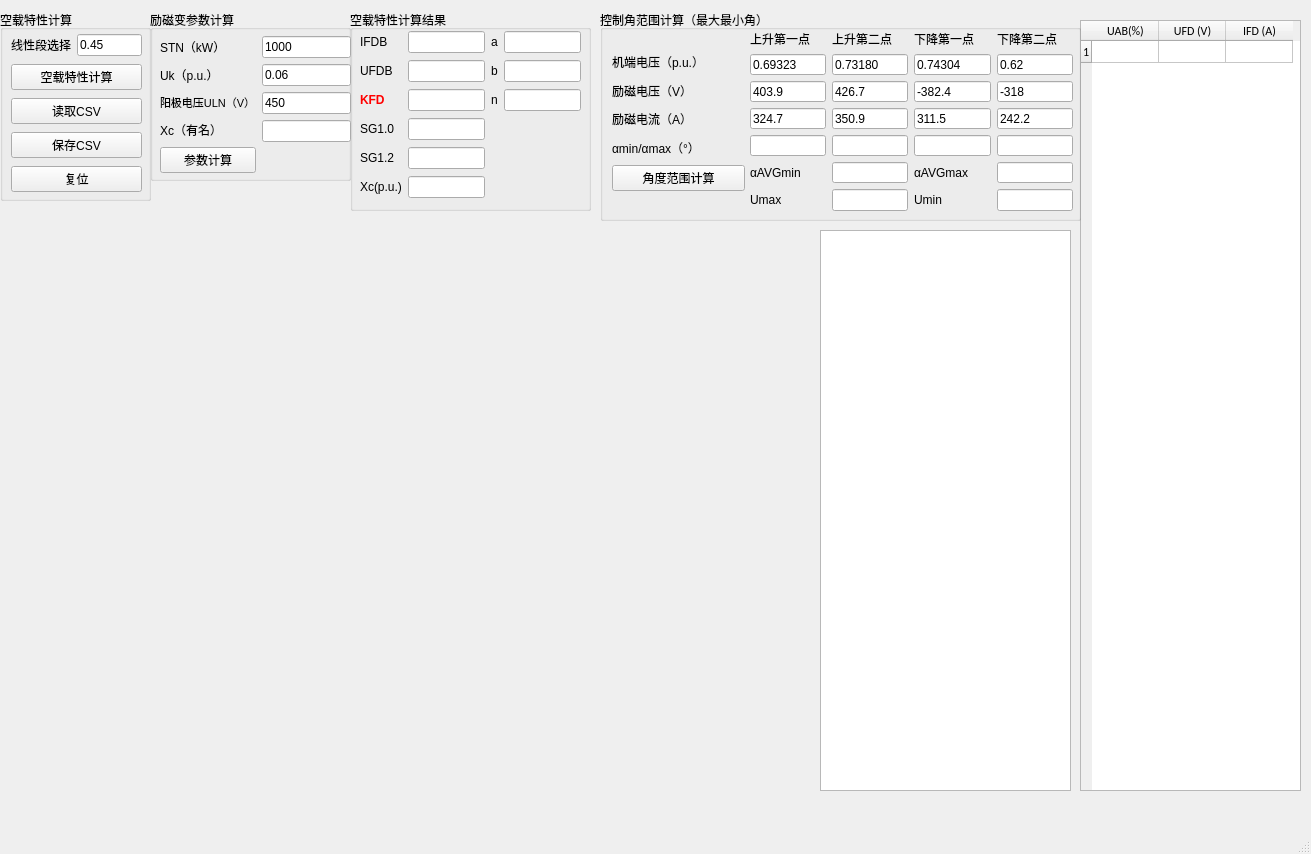
Old version of the form kongzaiQMainWindow.ui in the repository fly1057/noloadcharacteristic.
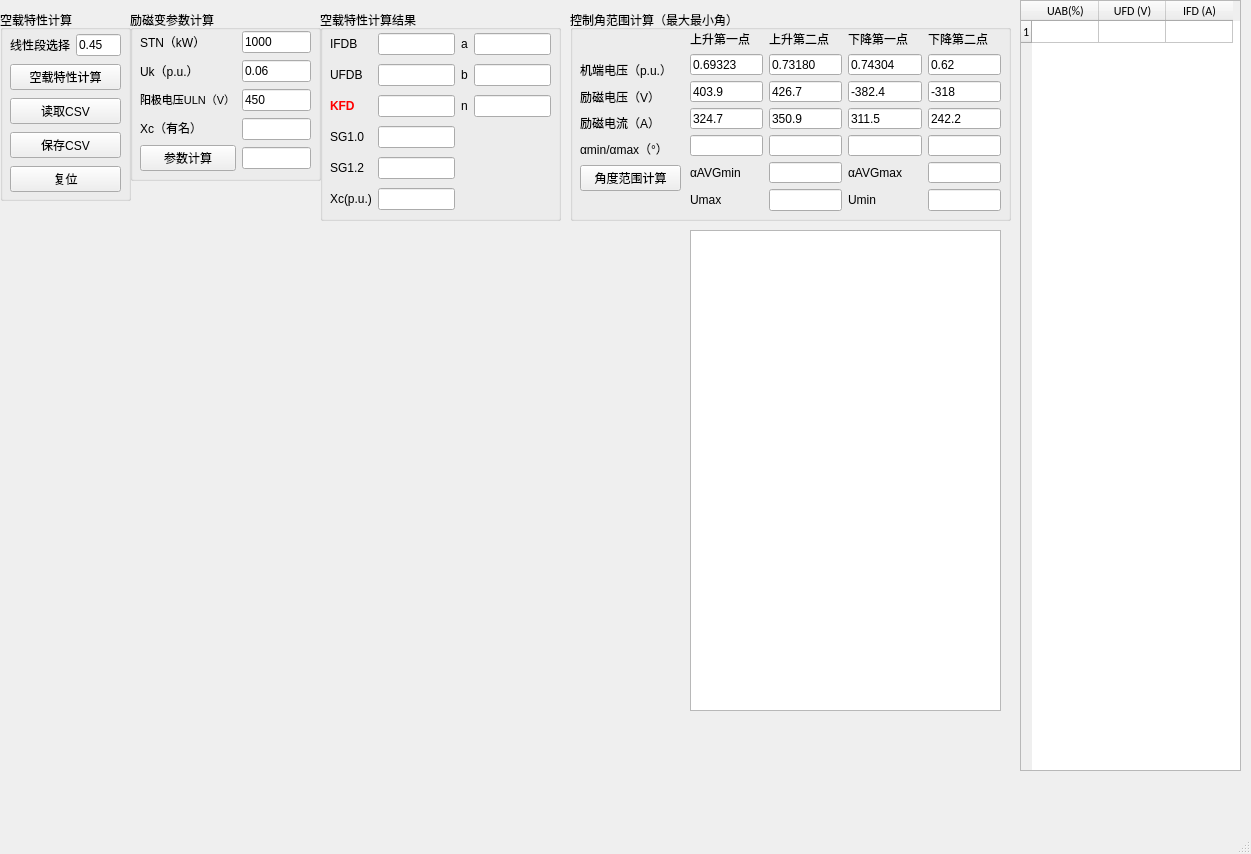
New version of the form.

Patch:
```diff
--- a/kongzaiQMainWindow.ui
+++ b/kongzaiQMainWindow.ui
@@ -6,7 +6,7 @@
    <rect>
     <x>0</x>
     <y>0</y>
-    <width>1311</width>
+    <width>1251</width>
     <height>854</height>
    </rect>
   </property>
@@ -19,7 +19,7 @@
      <rect>
       <x>0</x>
       <y>10</y>
-      <width>151</width>
+      <width>131</width>
       <height>191</height>
      </rect>
     </property>
@@ -29,9 +29,9 @@
     <widget class="QWidget" name="layoutWidget">
      <property name="geometry">
       <rect>
-       <x>11</x>
+       <x>10</x>
        <y>22</y>
-       <width>131</width>
+       <width>111</width>
        <height>165</height>
       </rect>
      </property>
@@ -91,9 +91,9 @@
    <widget class="QWidget" name="verticalLayoutWidget">
     <property name="geometry">
      <rect>
-      <x>10</x>
+      <x>0</x>
       <y>230</y>
-      <width>791</width>
+      <width>681</width>
       <height>481</height>
      </rect>
     </property>
@@ -102,9 +102,9 @@
    <widget class="QGroupBox" name="groupBox_ExciterTransferCalculate">
     <property name="geometry">
      <rect>
-      <x>150</x>
+      <x>130</x>
       <y>10</y>
-      <width>201</width>
+      <width>191</width>
       <height>171</height>
      </rect>
     </property>
@@ -115,9 +115,9 @@
      <property name="geometry">
       <rect>
        <x>10</x>
-       <y>26</y>
-       <width>191</width>
-       <height>137</height>
+       <y>20</y>
+       <width>171</width>
+       <height>141</height>
       </rect>
      </property>
      <layout class="QHBoxLayout" name="horizontalLayout">
@@ -211,11 +211,7 @@
          </widget>
         </item>
         <item>
-         <widget class="QLabel" name="label_22">
-          <property name="text">
-           <string/>
-          </property>
-         </widget>
+         <widget class="QLineEdit" name="lineEdit"/>
         </item>
        </layout>
       </item>
@@ -225,8 +221,8 @@
    <widget class="QTableWidget" name="tableWidget_RawData">
     <property name="geometry">
      <rect>
-      <x>1080</x>
-      <y>20</y>
+      <x>1020</x>
+      <y>0</y>
       <width>221</width>
       <height>771</height>
      </rect>
@@ -306,9 +302,9 @@
    <widget class="QGroupBox" name="groupBox_ControlAngleCalculate">
     <property name="geometry">
      <rect>
-      <x>600</x>
+      <x>570</x>
       <y>10</y>
-      <width>481</width>
+      <width>441</width>
       <height>211</height>
      </rect>
     </property>
@@ -327,10 +323,10 @@
     <widget class="QWidget" name="layoutWidget">
      <property name="geometry">
       <rect>
-       <x>12</x>
-       <y>40</y>
-       <width>133</width>
-       <height>141</height>
+       <x>10</x>
+       <y>50</y>
+       <width>101</width>
+       <height>131</height>
       </rect>
      </property>
      <layout class="QVBoxLayout" name="verticalLayout_5">
@@ -374,9 +370,9 @@
     <widget class="QWidget" name="layoutWidget">
      <property name="geometry">
       <rect>
-       <x>150</x>
+       <x>120</x>
        <y>20</y>
-       <width>323</width>
+       <width>311</width>
        <height>181</height>
       </rect>
      </property>
@@ -619,20 +615,20 @@
    <widget class="QTextBrowser" name="textBrowser">
     <property name="geometry">
      <rect>
-      <x>820</x>
+      <x>690</x>
       <y>230</y>
-      <width>251</width>
-      <height>561</height>
+      <width>311</width>
+      <height>481</height>
      </rect>
     </property>
    </widget>
    <widget class="QGroupBox" name="groupBox_LimiterCalculate">
     <property name="geometry">
      <rect>
-      <x>350</x>
+      <x>320</x>
       <y>10</y>
       <width>241</width>
-      <height>201</height>
+      <height>211</height>
      </rect>
     </property>
     <property name="title">
@@ -644,7 +640,7 @@
        <x>10</x>
        <y>20</y>
        <width>221</width>
-       <height>171</height>
+       <height>188</height>
       </rect>
      </property>
      <layout class="QGridLayout" name="gridLayout_2">
```
Left out of the diff: 16 changed lines with no effect on the pictures.
